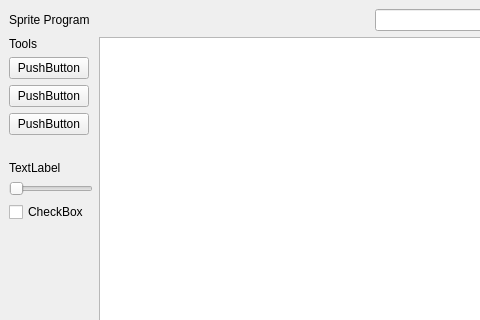
landonwest815/sprite-editor, file mainwindow.ui: the form before one commit; both pictures show x 0 to 480 and y 0 to 320 of the 800 by 600 pixel window.
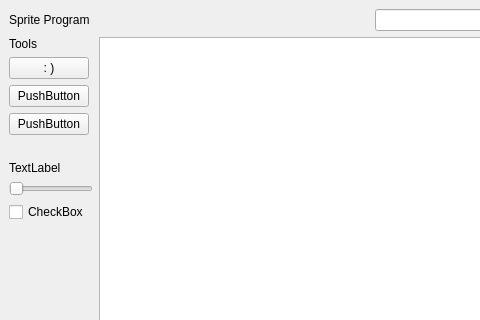
The form after the commit.

Patch:
```diff
--- a/mainwindow.ui
+++ b/mainwindow.ui
@@ -95,7 +95,7 @@
            </sizepolicy>
           </property>
           <property name="text">
-           <string>PushButton</string>
+           <string>: )</string>
           </property>
          </widget>
         </item>
```
Left out of the diff: 4 changed lines with no effect on the pictures.
